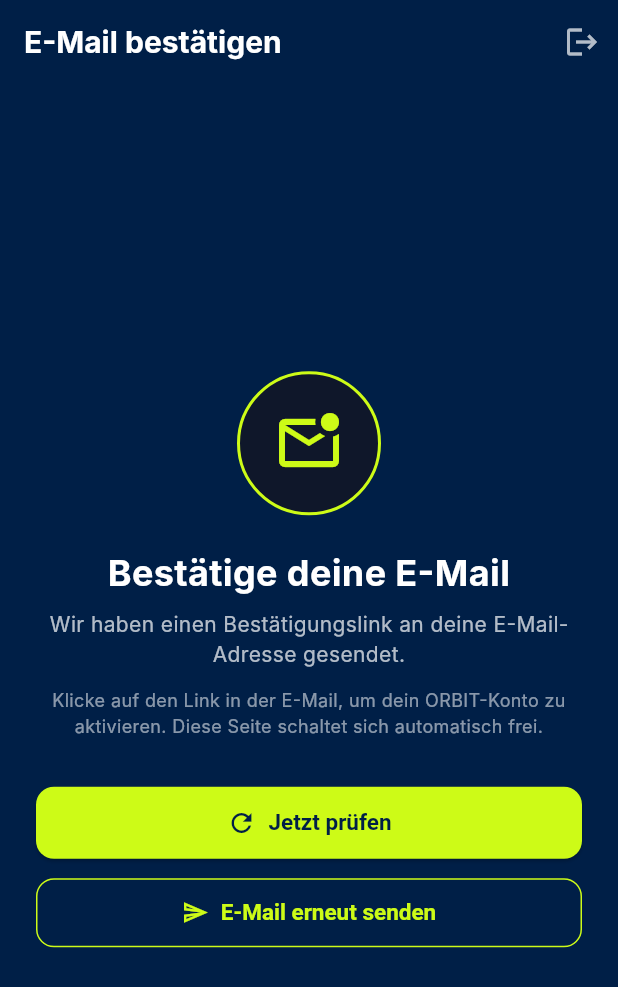
After one commit to TimZarges/Orbit-1, a Flutter app: the EmailVerificationWaitingScreen screen opened by its route, on a phone screen of 412 x 824 dp. The commit adds this screen. Shown: the top 987 px of the screen. Run offline on Flutter 3.47's test engine with Material 3 defaults, Android fonts, the phone set to English and light mode, and no system bars; our stand-ins replace cloud_firestore, cloud_functions, file_picker, firebase_auth, firebase_core, firebase_storage and 4 more; missing offline and left inert: firebase_app_check; accounts and stored records are empty; Roboto replaces fonts that are missing (Inter).

Commit message:
feat(phase-36.2): implement dual password confirmation live checklist and email verification waiting screen

```diff
--- a/lib/core/routing/app_router.dart
+++ b/lib/core/routing/app_router.dart
@@ -22,6 +22,7 @@ import '../../features/chat/screens/chat_list_screen.dart';
 import '../../features/health/screens/health_cockpit_screen.dart';
 import '../../features/activities/screens/activity_detail_loader.dart';
 import '../../features/coach_link/screens/trainer_athletes_tab_screen.dart';
+import '../../features/auth/screens/email_verification_waiting_screen.dart';
 import 'package:firebase_auth/firebase_auth.dart';
 
 /// Zentraler Router-Provider der ORBIT-Applikation auf Basis von GoRouter.
@@ -105,6 +106,10 @@ final goRouterProvider = Provider<GoRouter>((ref) {
       GoRoute(
         path: '/onboarding',
         builder: (context, state) => const OnboardingScreen(),
+      ),
+      GoRoute(
+        path: '/verify-email',
+        builder: (context, state) => const EmailVerificationWaitingScreen(),
       ),
       GoRoute(
         path: '/',
--- /dev/null
+++ b/lib/features/auth/screens/email_verification_waiting_screen.dart
@@ -0,0 +1,258 @@
+import 'dart:async';
+import 'package:firebase_auth/firebase_auth.dart';
+import 'package:flutter/material.dart';
+import 'package:flutter_riverpod/flutter_riverpod.dart';
+import 'package:go_router/go_router.dart';
+import '../../../core/design/app_colors.dart';
+import '../../../core/design/app_typography.dart';
+import '../providers/auth_provider.dart';
+
+/// Wartebildschirm für die E-Mail-Verifikation nach der Registrierung (Phase 36.2).
+///
+/// Features:
+/// - Pollt alle 3 Sekunden per `user.reload()` auf den Verifikationsstatus.
+/// - Automatische Weiterleitung zur Hauptanwendung, sobald `emailVerified == true`.
+/// - Manuelle Aktions-Buttons: „Jetzt prüfen“, „E-Mail erneut senden“ und „Abmelden“.
+class EmailVerificationWaitingScreen extends ConsumerStatefulWidget {
+  const EmailVerificationWaitingScreen({super.key});
+
+  @override
+  ConsumerState<EmailVerificationWaitingScreen> createState() =>
+      _EmailVerificationWaitingScreenState();
+}
+
+class _EmailVerificationWaitingScreenState
+    extends ConsumerState<EmailVerificationWaitingScreen> {
+  Timer? _pollingTimer;
+  bool _isChecking = false;
+  bool _isResending = false;
+
+  @override
+  void initState() {
+    super.initState();
+    _startPolling();
+  }
+
+  @override
+  void dispose() {
+    _pollingTimer?.cancel();
+    super.dispose();
+  }
+
+  void _startPolling() {
+    _pollingTimer?.cancel();
+    _pollingTimer = Timer.periodic(const Duration(seconds: 3), (timer) async {
+      try {
+        final verified = await ref
+            .read(authServiceProvider)
+            .reloadAndCheckEmailVerified();
+        if (verified && mounted) {
+          timer.cancel();
+          context.go('/');
+        }
+      } catch (_) {}
+    });
+  }
+
+  Future<void> _checkNow() async {
+    setState(() => _isChecking = true);
+    try {
+      final verified =
+          await ref.read(authServiceProvider).reloadAndCheckEmailVerified();
+      if (verified) {
+        if (mounted) context.go('/');
+      } else {
+        if (mounted) {
+          ScaffoldMessenger.of(context).showSnackBar(
+            const SnackBar(
+              content: Text(
+                'Deine E-Mail ist noch nicht bestätigt. Bitte klicke auf den Link im Postfach (ggf. Spam prüfen).',
+              ),
+              backgroundColor: AppColors.amber,
+            ),
+          );
+        }
+      }
+    } catch (e) {
+      if (mounted) {
+        ScaffoldMessenger.of(context).showSnackBar(
+          SnackBar(
+            content: Text('Prüfung fehlgeschlagen: $e'),
+            backgroundColor: AppColors.coral,
+          ),
+        );
+      }
+    } finally {
+      if (mounted) setState(() => _isChecking = false);
+    }
+  }
+
+  Future<void> _resendVerification() async {
+    setState(() => _isResending = true);
+    try {
+      await ref.read(authServiceProvider).sendEmailVerification();
+      if (mounted) {
+        ScaffoldMessenger.of(context).showSnackBar(
+          const SnackBar(
+            content: Text('Bestätigungs-E-Mail wurde erneut versendet.'),
+            backgroundColor: AppColors.emerald,
+          ),
+        );
+      }
+    } catch (e) {
+      if (mounted) {
+        ScaffoldMessenger.of(context).showSnackBar(
+          SnackBar(
+            content: Text('Konnte E-Mail nicht senden: $e'),
+            backgroundColor: AppColors.coral,
+          ),
+        );
+      }
+    } finally {
+      if (mounted) setState(() => _isResending = false);
+    }
+  }
+
+  Future<void> _signOut() async {
+    _pollingTimer?.cancel();
+    await ref.read(authServiceProvider).signOut();
+    if (mounted) {
+      context.go('/login');
+    }
+  }
+
+  @override
+  Widget build(BuildContext context) {
+    String email = '';
+    try {
+      email = FirebaseAuth.instance.currentUser?.email ?? '';
+    } catch (_) {}
+
+    return Scaffold(
+      backgroundColor: const Color(0xFF001F47),
+      appBar: AppBar(
+        backgroundColor: Colors.transparent,
+        elevation: 0,
+        title: const Text('E-Mail bestätigen',
+            style: TextStyle(color: Colors.white)),
+        actions: [
+          IconButton(
+            key: const Key('verify_email_signout_button'),
+            icon: const Icon(Icons.logout, color: Colors.white70),
+            tooltip: 'Abmelden',
+            onPressed: _signOut,
+          ),
+        ],
+      ),
+      body: SafeArea(
+        child: Center(
+          child: SingleChildScrollView(
+            padding: const EdgeInsets.symmetric(horizontal: 24, vertical: 24),
+            child: ConstrainedBox(
+              constraints: const BoxConstraints(maxWidth: 420),
+              child: Column(
+                mainAxisSize: MainAxisSize.min,
+                crossAxisAlignment: CrossAxisAlignment.stretch,
+                children: [
+                  Center(
+                    child: Container(
+                      width: 96,
+                      height: 96,
+                      decoration: BoxDecoration(
+                        color: const Color(0xFF0F172A),
+                        shape: BoxShape.circle,
+                        border: Border.all(color: AppColors.volt, width: 2),
+                      ),
+                      child: const Center(
+                        child: Icon(
+                          Icons.mark_email_unread_outlined,
+                          size: 48,
+                          color: AppColors.volt,
+                        ),
+                      ),
+                    ),
+                  ),
+                  const SizedBox(height: 24),
+                  Text(
+                    'Bestätige deine E-Mail',
+                    key: const Key('verify_email_title'),
+                    textAlign: TextAlign.center,
+                    style: AppTypography.headline.copyWith(
+                      color: Colors.white,
+                      fontSize: 24,
+                      fontWeight: FontWeight.bold,
+                    ),
+                  ),
+                  const SizedBox(height: 10),
+                  Text(
+                    email.isNotEmpty
+                        ? 'Wir haben einen Bestätigungslink an\n$email gesendet.'
+                        : 'Wir haben einen Bestätigungslink an deine E-Mail-Adresse gesendet.',
+                    textAlign: TextAlign.center,
+                    style: const TextStyle(
+                      color: Colors.white70,
+                      fontSize: 14,
+                      height: 1.4,
+                    ),
+                  ),
+                  const SizedBox(height: 12),
+                  const Text(
+                    'Klicke auf den Link in der E-Mail, um dein ORBIT-Konto zu aktivieren. Diese Seite schaltet sich automatisch frei.',
+                    textAlign: TextAlign.center,
+                    style: TextStyle(
+                      color: Colors.white54,
+                      fontSize: 12,
+                      height: 1.4,
+                    ),
+                  ),
+                  const SizedBox(height: 32),
+                  if (_isChecking)
+                    const Center(
+                      child: CircularProgressIndicator(color: AppColors.volt),
+                    )
+                  else
+                    ElevatedButton.icon(
+                      key: const Key('verify_email_check_now_button'),
+                      icon: const Icon(Icons.refresh, size: 20),
+                      label: const Text('Jetzt prüfen'),
+                      style: ElevatedButton.styleFrom(
+                        backgroundColor: AppColors.volt,
+                        foregroundColor: AppColors.navy,
+                        padding: const EdgeInsets.symmetric(vertical: 14),
+                        shape: RoundedRectangleBorder(
+                          borderRadius: BorderRadius.circular(12),
+                        ),
+                      ),
+                      onPressed: _checkNow,
+                    ),
+                  const SizedBox(height: 12),
+                  OutlinedButton.icon(
+                    key: const Key('verify_email_resend_button'),
+                    icon: _isResending
+                        ? const SizedBox(
+                            width: 16,
+                            height: 16,
+                            child: CircularProgressIndicator(
+                                strokeWidth: 2, color: AppColors.volt),
+                          )
+                        : const Icon(Icons.send_outlined, size: 18),
+                    label: const Text('E-Mail erneut senden'),
+                    style: OutlinedButton.styleFrom(
+                      foregroundColor: AppColors.volt,
+                      side: const BorderSide(color: AppColors.volt),
+                      padding: const EdgeInsets.symmetric(vertical: 14),
+                      shape: RoundedRectangleBorder(
+                        borderRadius: BorderRadius.circular(12),
+                      ),
+                    ),
+                    onPressed: _isResending ? null : _resendVerification,
+                  ),
+                ],
+              ),
+            ),
+          ),
+        ),
+      ),
+    );
+  }
+}
```
Also changed, not shown: lib/features/auth/widgets/password_criteria_checklist.dart (added, +119 -0 lines).
